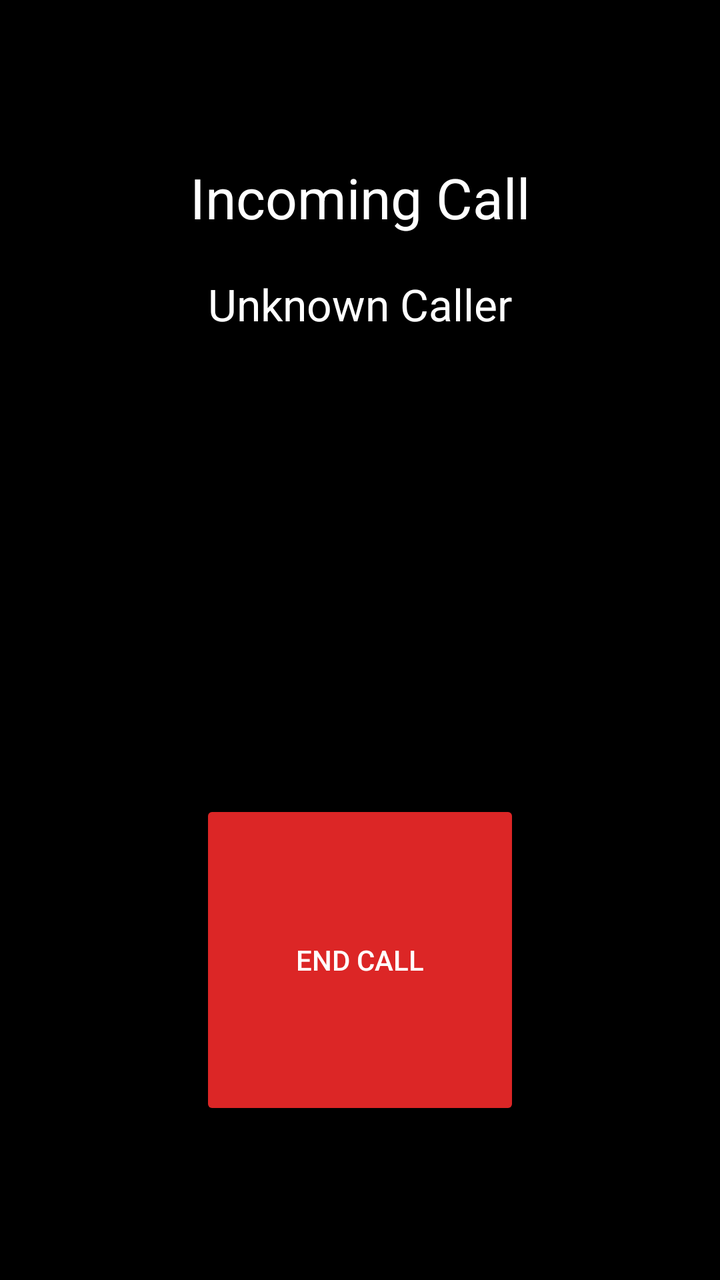
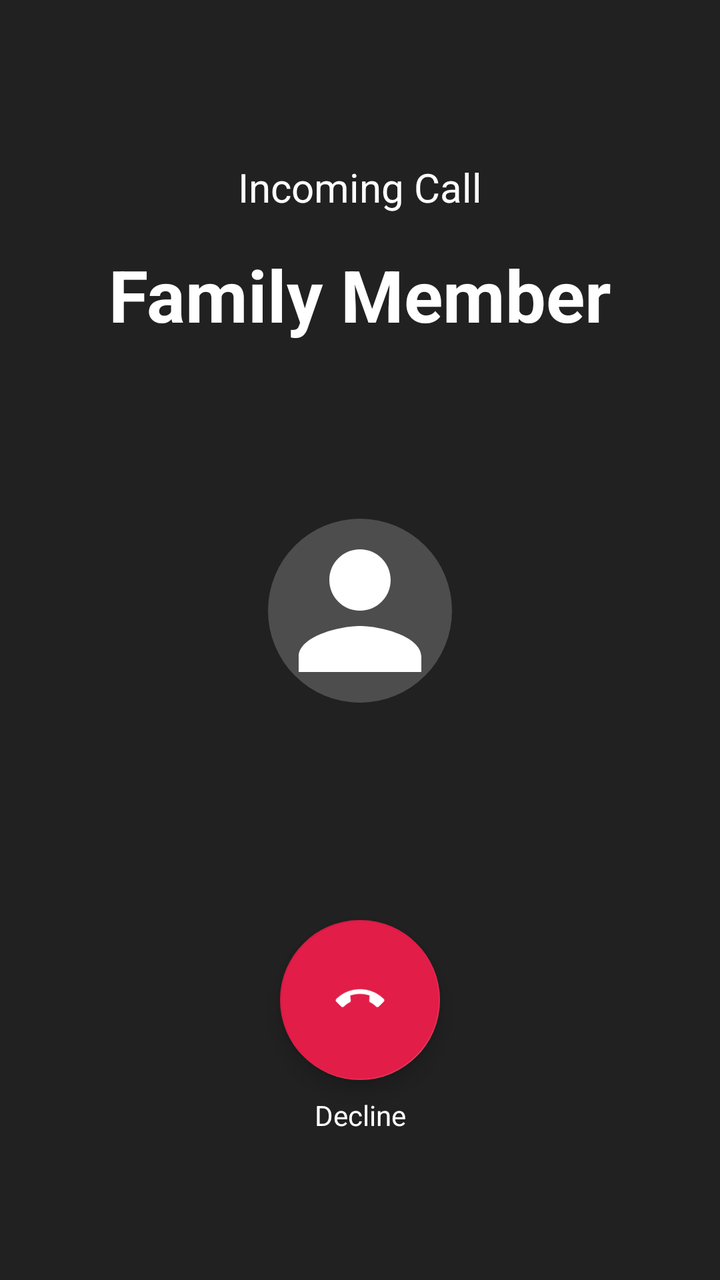

Compare the two renders of this Android layout. The source of the first and the diff that turns it into the second are given below.
<!-- AndroidManifest.xml: activity theme Theme.AppCompat.NoActionBar -->
<!-- res/layout/activity_fake_call.xml -->
<?xml version="1.0" encoding="utf-8"?>
<androidx.constraintlayout.widget.ConstraintLayout
    xmlns:android="http://schemas.android.com/apk/res/android"
    xmlns:app="http://schemas.android.com/apk/res-auto"
    android:layout_width="match_parent"
    android:layout_height="match_parent"
    android:background="#000000">

    <TextView
        android:id="@+id/txtCaller"
        android:layout_width="wrap_content"
        android:layout_height="wrap_content"
        android:text="Incoming Call"
        android:textSize="28sp"
        android:textColor="@android:color/white"
        app:layout_constraintTop_toTopOf="parent"
        app:layout_constraintStart_toStartOf="parent"
        app:layout_constraintEnd_toEndOf="parent"
        android:layout_marginTop="80dp"/>

    <TextView
        android:id="@+id/txtName"
        android:layout_width="wrap_content"
        android:layout_height="wrap_content"
        android:text="Unknown Caller"
        android:textSize="22sp"
        android:textColor="@android:color/white"
        app:layout_constraintTop_toBottomOf="@id/txtCaller"
        app:layout_constraintStart_toStartOf="parent"
        app:layout_constraintEnd_toEndOf="parent"
        android:layout_marginTop="20dp"/>

    <Button
        android:id="@+id/btnEndCall"
        android:layout_width="160dp"
        android:layout_height="160dp"
        android:text="END CALL"
        android:textColor="@android:color/white"
        android:backgroundTint="#DC2626"
        app:layout_constraintBottom_toBottomOf="parent"
        app:layout_constraintStart_toStartOf="parent"
        app:layout_constraintEnd_toEndOf="parent"
        android:layout_marginBottom="80dp"/>
</androidx.constraintlayout.widget.ConstraintLayout>
<!-- resources referenced by this layout -->
<resources>

</resources>

<!-- the commit's change to res/layout/activity_fake_call.xml (unified diff, before → after) -->
@@ -1,44 +1,72 @@
 <?xml version="1.0" encoding="utf-8"?>
-<androidx.constraintlayout.widget.ConstraintLayout
-    xmlns:android="http://schemas.android.com/apk/res/android"
+<androidx.constraintlayout.widget.ConstraintLayout xmlns:android="http://schemas.android.com/apk/res/android"
     xmlns:app="http://schemas.android.com/apk/res-auto"
     android:layout_width="match_parent"
     android:layout_height="match_parent"
-    android:background="#000000">
+    android:background="#212121">
 
     <TextView
         android:id="@+id/txtCaller"
         android:layout_width="wrap_content"
         android:layout_height="wrap_content"
+        android:layout_marginTop="80dp"
         android:text="Incoming Call"
-        android:textSize="28sp"
-        android:textColor="@android:color/white"
-        app:layout_constraintTop_toTopOf="parent"
+        android:textColor="@color/white"
+        android:textSize="20sp"
+        app:layout_constraintEnd_toEndOf="parent"
         app:layout_constraintStart_toStartOf="parent"
-        app:layout_constraintEnd_toEndOf="parent"
-        android:layout_marginTop="80dp"/>
+        app:layout_constraintTop_toTopOf="parent" />
 
     <TextView
         android:id="@+id/txtName"
         android:layout_width="wrap_content"
         android:layout_height="wrap_content"
-        android:text="Unknown Caller"
-        android:textSize="22sp"
-        android:textColor="@android:color/white"
-        app:layout_constraintTop_toBottomOf="@id/txtCaller"
+        android:layout_marginTop="16dp"
+        android:text="Family Member"
+        android:textColor="@color/white"
+        android:textSize="36sp"
+        android:textStyle="bold"
+        app:layout_constraintEnd_toEndOf="parent"
         app:layout_constraintStart_toStartOf="parent"
+        app:layout_constraintTop_toBottomOf="@id/txtCaller" />
+
+    <com.google.android.material.imageview.ShapeableImageView
+        android:id="@+id/callerIcon"
+        android:layout_width="140dp"
+        android:layout_height="140dp"
+        android:layout_marginTop="64dp"
+        android:padding="24dp"
+        android:src="@drawable/ic_contacts"
+        android:background="#33FFFFFF"
         app:layout_constraintEnd_toEndOf="parent"
-        android:layout_marginTop="20dp"/>
+        app:layout_constraintStart_toStartOf="parent"
+        app:layout_constraintTop_toBottomOf="@id/txtName"
+        app:shapeAppearanceOverlay="@style/CircleImageView"
+        app:tint="@color/white" />
 
-    <Button
+    <com.google.android.material.floatingactionbutton.FloatingActionButton
         android:id="@+id/btnEndCall"
-        android:layout_width="160dp"
-        android:layout_height="160dp"
-        android:text="END CALL"
-        android:textColor="@android:color/white"
-        android:backgroundTint="#DC2626"
+        android:layout_width="wrap_content"
+        android:layout_height="wrap_content"
+        android:layout_marginBottom="100dp"
+        android:src="@drawable/ic_call"
+        android:rotation="135"
+        app:backgroundTint="@color/sos_red"
+        app:fabCustomSize="80dp"
         app:layout_constraintBottom_toBottomOf="parent"
+        app:layout_constraintEnd_toEndOf="parent"
         app:layout_constraintStart_toStartOf="parent"
-        app:layout_constraintEnd_toEndOf="parent"
-        android:layout_marginBottom="80dp"/>
+        app:tint="@color/white"
+        android:contentDescription="End Call" />
+
+    <TextView
+        android:layout_width="wrap_content"
+        android:layout_height="wrap_content"
+        android:layout_marginTop="8dp"
+        android:text="Decline"
+        android:textColor="@color/white"
+        app:layout_constraintEnd_toEndOf="@id/btnEndCall"
+        app:layout_constraintStart_toStartOf="@id/btnEndCall"
+        app:layout_constraintTop_toBottomOf="@id/btnEndCall" />
+
 </androidx.constraintlayout.widget.ConstraintLayout>
<!-- resource entries referenced after the edit -->
@@ -1,5 +1,31 @@
 <!-- resources referenced by this layout -->
 <resources>
-
+  <color name="sos_red">#E11D48</color>
+  <color name="white">#FFFFFF</color>
+  <!-- drawable ic_call (drawable) -->
+  <vector xmlns:android="http://schemas.android.com/apk/res/android"
+      android:width="24dp"
+      android:height="24dp"
+      android:viewportWidth="24"
+      android:viewportHeight="24">
+      <path
+          android:fillColor="@color/primary"
+          android:pathData="M20.01,15.38c-1.23,0 -2.42,-0.2 -3.53,-0.56a0.977,0.977 0,0 0,-1.01 0.24l-1.57,1.97c-2.83,-1.35 -5.48,-3.9 -6.89,-6.83l1.95,-1.66c0.27,-0.28 0.35,-0.67 0.24,-1.02 -0.37,-1.11 -0.56,-2.3 -0.56,-3.53 0,-0.54 -0.45,-0.99 -0.99,-0.99H4.19C3.65,3 3.24,3.44 3.24,3.99 3.24,13.19 10.81,20.76 20.01,20.76c0.54,0 0.99,-0.45 0.99,-0.99v-3.41c0,-0.54 -0.45,-0.99 -0.99,-0.99z" />
+  </vector>
+  <!-- drawable ic_contacts (drawable) -->
+  <vector xmlns:android="http://schemas.android.com/apk/res/android"
+      android:width="24dp"
+      android:height="24dp"
+      android:viewportWidth="24"
+      android:viewportHeight="24">
+      <path
+          android:fillColor="#FF9800"
+          android:pathData="M12,12c2.21,0 4,-1.79 4,-4s-1.79,-4 -4,-4 -4,1.79 -4,4 1.79,4 4,4zM12,14c-2.67,0 -8,1.34 -8,4v2h16v-2c0,-2.66 -5.33,-4 -8,-4z" />
+  </vector>
+  <style name="CircleImageView" parent="">
+          <item name="cornerFamily">rounded</item>
+          <item name="cornerSize">50%</item>
+      </style>
+  <color name="primary">#1A1A2E</color>
 </resources>
 
